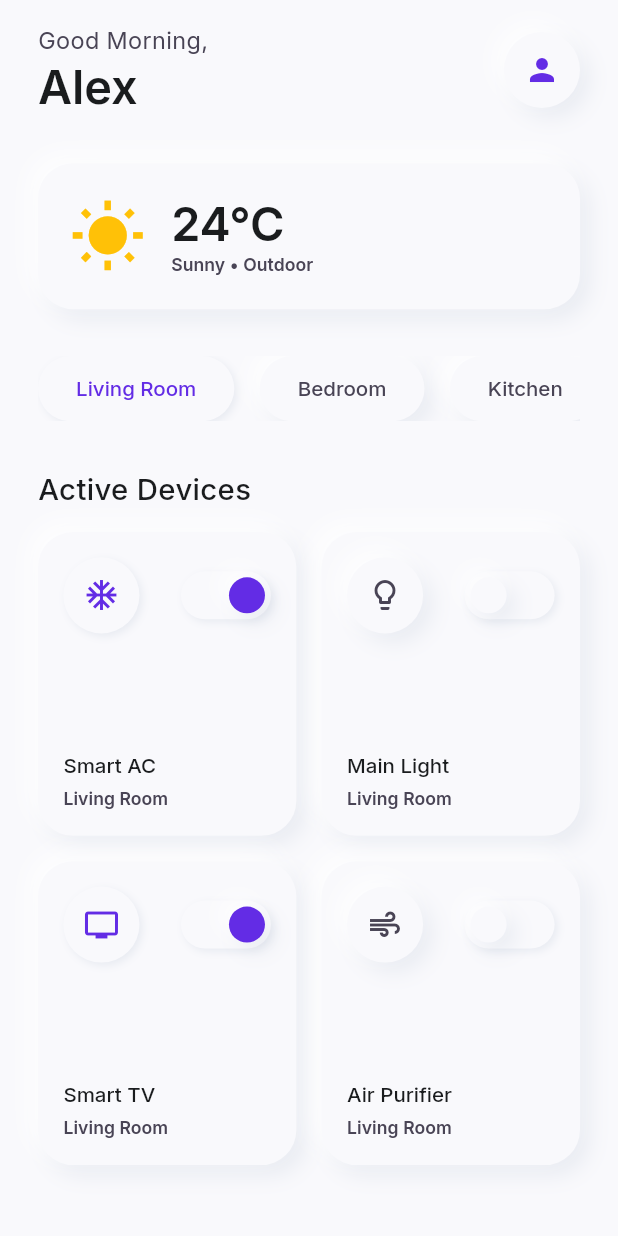
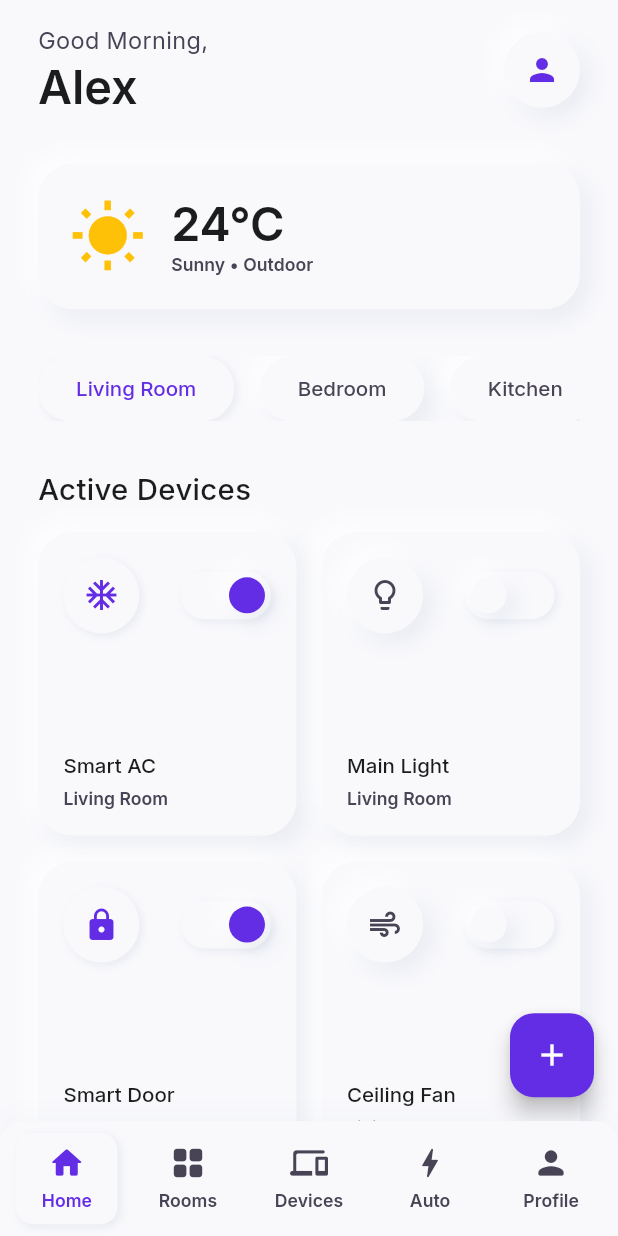
Before and after one commit to shivamk2707/NexaHome-Smart-Neumorphic-App, a Flutter app: the HomeDashboardScreen screen opened by its route, on a phone screen of 412 x 824 dp. Run offline on Flutter 3.47's test engine with Material 3 defaults, Android fonts, the phone set to English and light mode, and no system bars; our stand-ins replace fl_chart, flutter_animate, flutter_bloc, flutter_screenutil, go_router, google_fonts and 2 more; accounts and stored records are empty.

Commit message:
fix: add bottom navigation bar and route configuration
Co-authored-by: shivamk2707 <212268016+shivamk2707@users.noreply.github.com>

```diff
--- a/lib/core/router/app_router.dart
+++ b/lib/core/router/app_router.dart
@@ -1,3 +1,4 @@
+import 'package:flutter/material.dart';
 import 'package:go_router/go_router.dart';
 
 import '../../features/splash/screens/splash_screen.dart';
@@ -17,9 +18,13 @@ import '../../features/rooms/screens/room_details_screen.dart';
 import '../../features/energy/screens/energy_monitoring_screen.dart';
 import '../../features/settings/screens/settings_screen.dart';
 import '../../features/settings/screens/user_profile_screen.dart';
+import '../widgets/main_scaffold_screen.dart';
+
+final GlobalKey<NavigatorState> _rootNavigatorKey = GlobalKey<NavigatorState>();
 
 class AppRouter {
   static final router = GoRouter(
+    navigatorKey: _rootNavigatorKey,
     initialLocation: '/',
     routes: [
       GoRoute(path: '/', builder: (context, state) => const SplashScreen()),
@@ -27,18 +32,64 @@ class AppRouter {
       GoRoute(path: '/login', builder: (context, state) => const LoginScreen()),
       GoRoute(path: '/registration', builder: (context, state) => const RegistrationScreen()),
       GoRoute(path: '/otp', builder: (context, state) => const OtpVerificationScreen()),
-      GoRoute(path: '/dashboard', builder: (context, state) => const HomeDashboardScreen()),
-      GoRoute(path: '/smart_home_overview', builder: (context, state) => const SmartHomeOverviewScreen()),
+
+      // Bottom Navigation Shell
+      StatefulShellRoute.indexedStack(
+        builder: (context, state, navigationShell) {
+          return MainScaffoldScreen(navigationShell: navigationShell);
+        },
+        branches: [
+          StatefulShellBranch(
+            routes: [
+              GoRoute(
+                path: '/dashboard',
+                builder: (context, state) => const HomeDashboardScreen(),
+              ),
+            ],
+          ),
+          StatefulShellBranch(
+            routes: [
+              GoRoute(
+                path: '/room_selection',
+                builder: (context, state) => const RoomSelectionScreen(),
+              ),
+            ],
+          ),
+          StatefulShellBranch(
+            routes: [
+              GoRoute(
+                path: '/smart_home_overview',
+                builder: (context, state) => const SmartHomeOverviewScreen(),
+              ),
+            ],
+          ),
+          StatefulShellBranch(
+            routes: [
+              GoRoute(
+                path: '/automation',
+                builder: (context, state) => const AutomationDashboardScreen(),
+              ),
+            ],
+          ),
+          StatefulShellBranch(
+            routes: [
+              GoRoute(
+                path: '/user_profile',
+                builder: (context, state) => const UserProfileScreen(),
+              ),
+            ],
+          ),
+        ],
+      ),
+
+      // Other top-level routes
       GoRoute(path: '/ac_control', builder: (context, state) => const AcControlScreen()),
       GoRoute(path: '/fan_control', builder: (context, state) => const FanControlScreen()),
       GoRoute(path: '/light_control', builder: (context, state) => const SmartLightControlScreen()),
       GoRoute(path: '/lock_control', builder: (context, state) => const SmartLockScreen()),
-      GoRoute(path: '/automation', builder: (context, state) => const AutomationDashboardScreen()),
-      GoRoute(path: '/room_selection', builder: (context, state) => const RoomSelectionScreen()),
       GoRoute(path: '/room_details', builder: (context, state) => const RoomDetailsScreen()),
       GoRoute(path: '/energy', builder: (context, state) => const EnergyMonitoringScreen()),
       GoRoute(path: '/settings', builder: (context, state) => const SettingsScreen()),
-      GoRoute(path: '/user_profile', builder: (context, state) => const UserProfileScreen()),
     ],
   );
 }
--- /dev/null
+++ b/lib/core/widgets/main_scaffold_screen.dart
@@ -0,0 +1,104 @@
+import 'package:flutter/material.dart';
+import 'package:flutter_screenutil/flutter_screenutil.dart';
+import 'package:go_router/go_router.dart';
+import '../constants/app_colors.dart';
+import '../constants/app_text_styles.dart';
+
+class MainScaffoldScreen extends StatelessWidget {
+  const MainScaffoldScreen({
+    super.key,
+    required this.navigationShell,
+  });
+
+  final StatefulNavigationShell navigationShell;
+
+  void _onTap(BuildContext context, int index) {
+    navigationShell.goBranch(
+      index,
+      initialLocation: index == navigationShell.currentIndex,
+    );
+  }
+
+  @override
+  Widget build(BuildContext context) {
+    final isDark = Theme.of(context).brightness == Brightness.dark;
+    final bg = isDark ? AppColors.darkBackground : AppColors.lightBackground;
+    final shadowDark = isDark ? AppColors.darkShadowDark : AppColors.lightShadowDark;
+    final shadowLight = isDark ? AppColors.darkShadowLight : AppColors.lightShadowLight;
+
+    return Scaffold(
+      body: navigationShell,
+      bottomNavigationBar: Container(
+        decoration: BoxDecoration(
+          color: bg,
+          borderRadius: BorderRadius.vertical(top: Radius.circular(16.r)),
+          boxShadow: [
+            BoxShadow(
+              color: shadowDark.withValues(alpha: isDark ? 0.3 : 0.05),
+              offset: const Offset(0, -6),
+              blurRadius: 12,
+            ),
+          ],
+        ),
+        child: SafeArea(
+          child: Padding(
+            padding: EdgeInsets.symmetric(horizontal: 4.w, vertical: 8.h),
+            child: Row(
+              mainAxisAlignment: MainAxisAlignment.spaceAround,
+              children: [
+                _buildNavItem(context, 0, Icons.home_rounded, 'Home', shadowDark, shadowLight, isDark, bg),
+                _buildNavItem(context, 1, Icons.grid_view_rounded, 'Rooms', shadowDark, shadowLight, isDark, bg),
+                _buildNavItem(context, 2, Icons.devices_rounded, 'Devices', shadowDark, shadowLight, isDark, bg),
+                _buildNavItem(context, 3, Icons.bolt_rounded, 'Auto', shadowDark, shadowLight, isDark, bg),
+                _buildNavItem(context, 4, Icons.person_rounded, 'Profile', shadowDark, shadowLight, isDark, bg),
+              ],
+            ),
+          ),
+        ),
+      ),
+    );
+  }
+
+  Widget _buildNavItem(BuildContext context, int index, IconData icon, String label, Color shadowDark, Color shadowLight, bool isDark, Color bg) {
+    final isSelected = navigationShell.currentIndex == index;
+
+    return GestureDetector(
+      onTap: () => _onTap(context, index),
+      behavior: HitTestBehavior.opaque,
+      child: AnimatedContainer(
+        duration: const Duration(milliseconds: 200),
+        curve: Curves.easeInOut,
+        constraints: BoxConstraints(minWidth: 64.w),
+        padding: EdgeInsets.symmetric(vertical: 8.h, horizontal: 8.w),
+        decoration: BoxDecoration(
+          color: bg,
+          borderRadius: BorderRadius.circular(12.r),
+          boxShadow: isSelected
+              ? [
+                  BoxShadow(
+                    color: shadowDark.withValues(alpha: isDark ? 0.5 : 0.2),
+                    offset: const Offset(2, 2),
+                    blurRadius: 4,
+                  ),
+                ]
+              : null,
+        ),
+        child: Column(
+          mainAxisSize: MainAxisSize.min,
+          children: [
+            Icon(
+              icon,
+              color: isSelected ? AppColors.primary : AppColors.lightTextSecondary,
+              size: 24.w,
+            ),
+            SizedBox(height: 4.h),
+            Text(
+              label,
+              style: AppTextStyles.labelSmall(isSelected ? AppColors.primary : AppColors.lightTextSecondary),
+            ),
+          ],
+        ),
+      ),
+    );
+  }
+}
--- a/lib/features/dashboard/screens/home_dashboard_screen.dart
+++ b/lib/features/dashboard/screens/home_dashboard_screen.dart
@@ -1,6 +1,6 @@
 import 'package:flutter/material.dart';
+import 'package:flutter_screenutil/flutter_screenutil.dart';
 import 'package:go_router/go_router.dart';
-import 'package:flutter_screenutil/flutter_screenutil.dart';
 import '../../../core/constants/app_colors.dart';
 import '../../../core/constants/app_text_styles.dart';
 import '../../../core/widgets/neumorphic_button.dart';
@@ -13,6 +13,11 @@ class HomeDashboardScreen extends StatelessWidget {
   @override
   Widget build(BuildContext context) {
     return Scaffold(
+      floatingActionButton: FloatingActionButton(
+        onPressed: () {},
+        backgroundColor: AppColors.primary,
+        child: const Icon(Icons.add, color: Colors.white),
+      ),
       body: SafeArea(
         child: SingleChildScrollView(
           physics: const BouncingScrollPhysics(),
@@ -51,7 +56,9 @@ class HomeDashboardScreen extends StatelessWidget {
               SizedBox(height: 32.h),
 
               // Weather / Quick Info Widget
-              NeumorphicContainer(
+              GestureDetector(
+                onTap: () => context.push('/energy'),
+                child: NeumorphicContainer(
                   borderRadius: 24.r,
                   padding: EdgeInsets.all(20.w),
                   child: Row(
@@ -66,6 +73,7 @@ class HomeDashboardScreen extends StatelessWidget {
                         ],
                       ),
                     ],
+                  ),
                 ),
               ),
               SizedBox(height: 32.h),
@@ -102,8 +110,8 @@ class HomeDashboardScreen extends StatelessWidget {
                 children: [
                   _buildDeviceCard(context, 'Smart AC', 'Living Room', Icons.ac_unit, true, onTap: () => context.push('/ac_control')),
                   _buildDeviceCard(context, 'Main Light', 'Living Room', Icons.lightbulb_outline, false, onTap: () => context.push('/light_control')),
-                  _buildDeviceCard(context, 'Smart TV', 'Living Room', Icons.tv, true, onTap: () {}),
-                  _buildDeviceCard(context, 'Air Purifier', 'Living Room', Icons.air, false, onTap: () => context.push('/fan_control')),
+                  _buildDeviceCard(context, 'Smart Door', 'Front', Icons.lock, true, onTap: () => context.push('/lock_control')),
+                  _buildDeviceCard(context, 'Ceiling Fan', 'Living Room', Icons.air, false, onTap: () => context.push('/fan_control')),
                 ],
               ),
             ],
--- a/lib/features/settings/screens/user_profile_screen.dart
+++ b/lib/features/settings/screens/user_profile_screen.dart
@@ -1,4 +1,5 @@
 import 'package:flutter/material.dart';
+import 'package:go_router/go_router.dart';
 import 'package:flutter_screenutil/flutter_screenutil.dart';
 import '../../../core/constants/app_colors.dart';
 import '../../../core/constants/app_text_styles.dart';
@@ -19,6 +20,12 @@ class UserProfileScreen extends StatelessWidget {
           onPressed: () => Navigator.of(context).pop(),
         ),
         title: Text('Profile', style: AppTextStyles.headlineMedium(Theme.of(context).colorScheme.onSurface)),
+        actions: [
+          IconButton(
+            icon: Icon(Icons.settings, color: Theme.of(context).colorScheme.onSurface),
+            onPressed: () => context.push('/settings'),
+          ),
+        ],
       ),
       body: SafeArea(
         child: SingleChildScrollView(
--- a/lib/features/splash/screens/splash_screen.dart
+++ b/lib/features/splash/screens/splash_screen.dart
@@ -27,9 +27,12 @@ class _SplashScreenState extends State<SplashScreen> {
 
     final prefs = PreferencesService();
     final hasOnboarded = await prefs.isOnboardingDone();
+    final isAuth = await prefs.isAuthenticated();
 
     if (!mounted) return;
-    if (hasOnboarded) {
+    if (isAuth) {
+      context.go('/dashboard');
+    } else if (hasOnboarded) {
       context.go('/login');
     } else {
       context.go('/welcome');
```
Lines whose indentation alone changed are shown as unchanged.
